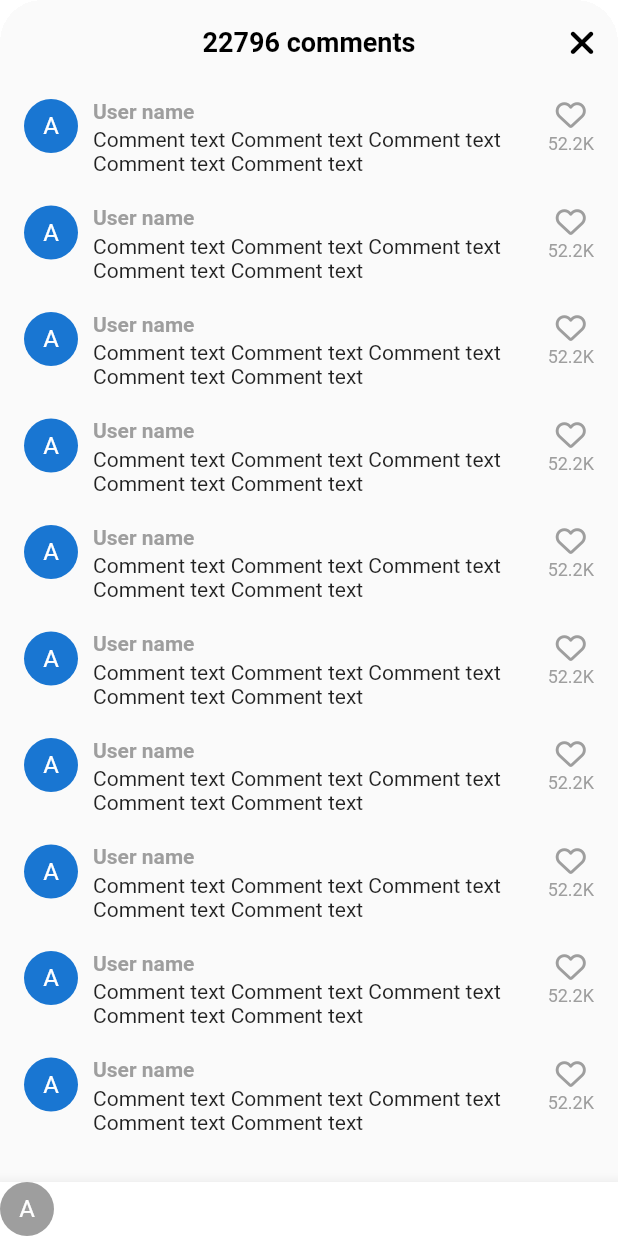
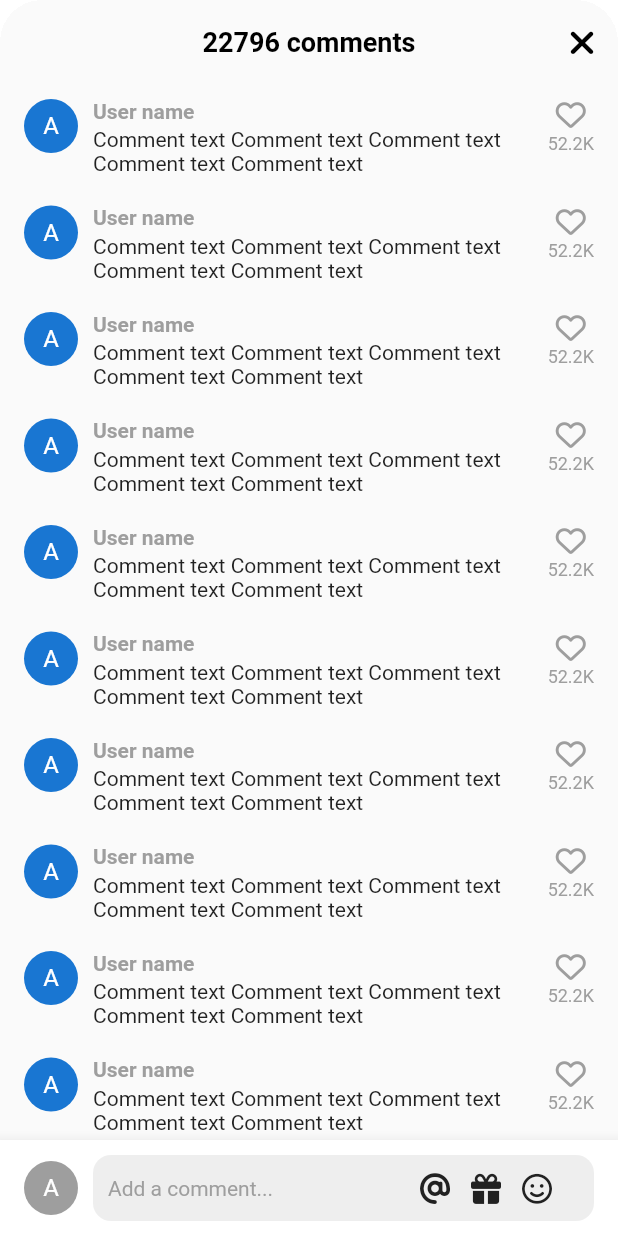
Before and after one commit to youksimgyu/tiktok, a Flutter app: the VideoComments screen opened directly, on a phone screen of 412 x 824 dp. Run offline on Flutter 3.47's test engine with Material 2 defaults, Android fonts, the phone set to English and light mode, and no system bars; our stand-ins replace font_awesome_flutter, video_player, visibility_detector; network calls fail.

```diff
--- a/lib/features/main_navigation/main_navigation_screen.dart
+++ b/lib/features/main_navigation/main_navigation_screen.dart
@@ -65,6 +65,8 @@ class _MainNavigationScreenState extends State<MainNavigationScreen>
   @override
   Widget build(BuildContext context) {
     return Scaffold(
+      // 키보드 열었을 때 화면이 위로 올라가는 것을 방지
+      resizeToAvoidBottomInset: false,
       backgroundColor: _selectedIndex == 0 ? Colors.black : Colors.white,
       body: Stack(
         children: [
--- a/lib/features/videos/widgets/video_comments.dart
+++ b/lib/features/videos/widgets/video_comments.dart
@@ -12,22 +12,49 @@ class VideoComments extends StatefulWidget {
 }
 
 class _VideoCommentsState extends State<VideoComments> {
-  bool _isLiked = false;
+  bool _isWriting = false;
+  bool _isFullScreen = false;
+  final List<Map<String, bool>> _isLikedList = List.generate(
+    10,
+    (index) => {'isLiked': false},
+  );
+
+  final ScrollController _scrollController = ScrollController();
 
   void _onClosePressed() {
     Navigator.of(context).pop();
   }
 
-  // 버튼 누르면 하트 색 바뀌게 빨간색 채워진 하트
-  void _onLikePressed() {
+  // 인덱스에 따른 좋아요 상태 변경
+  void _onLikePressed(int index) {
     setState(() {
-      _isLiked = !_isLiked;
+      _isLikedList[index]['isLiked'] = !_isLikedList[index]['isLiked']!;
+    });
+  }
+
+  void _onTextFiledPressed() {
+    setState(() {
+      _isFullScreen = true;
+      _isWriting = true;
+    });
+  }
+
+  // _stopWriting 누르면 포커스 해제
+  void _stopWriting() {
+    FocusScope.of(context).unfocus();
+    setState(() {
+      _isWriting = false;
     });
   }
 
   @override
   Widget build(BuildContext context) {
-    return Container(
+    final size = MediaQuery.of(context).size;
+
+    return AnimatedContainer(
+      duration: const Duration(milliseconds: 200),
+      curve: Curves.easeInOut,
+      height: _isFullScreen ? size.height * 1 : size.height * 0.7,
       clipBehavior: Clip.hardEdge,
       decoration: const BoxDecoration(
         // borderRadius 상단만 적용
@@ -48,7 +75,16 @@ class _VideoCommentsState extends State<VideoComments> {
             ),
           ],
         ),
-        body: ListView.separated(
+        body: GestureDetector(
+          onTap: _stopWriting,
+          child: Stack(
+            children: [
+              Scrollbar(
+                controller: _scrollController,
+                thickness: 5,
+                trackVisibility: true,
+                interactive: true,
+                child: ListView.separated(
                   padding: const EdgeInsets.symmetric(
                     horizontal: Sizes.size16,
                     vertical: Sizes.size10,
@@ -84,11 +120,11 @@ class _VideoCommentsState extends State<VideoComments> {
                       ),
                       Gaps.h10,
                       GestureDetector(
-                onTap: _onLikePressed,
+                        onTap: () => _onLikePressed(index),
                         child: Column(
                           crossAxisAlignment: CrossAxisAlignment.center,
                           children: [
-                    _isLiked
+                            _isLikedList[index]['isLiked']!
                                 ? FaIcon(
                                     // 누르면 빨간색 하트
                                     FontAwesomeIcons.solidHeart,
@@ -114,8 +150,17 @@ class _VideoCommentsState extends State<VideoComments> {
                     ],
                   ),
                 ),
-        bottomNavigationBar: BottomAppBar(
+              ),
+              Positioned(
+                width: size.width,
+                bottom: 0,
+                child: BottomAppBar(
                   color: Colors.white,
+                  child: Padding(
+                    padding: const EdgeInsets.symmetric(
+                      horizontal: Sizes.size16,
+                      vertical: Sizes.size10,
+                    ),
                     child: Row(
                       children: [
                         CircleAvatar(
@@ -124,6 +169,80 @@ class _VideoCommentsState extends State<VideoComments> {
                           foregroundColor: Colors.white,
                           child: const Text('A'),
                         ),
+                        Gaps.h10,
+                        Expanded(
+                          child: SizedBox(
+                            height: Sizes.size44,
+                            child: TextField(
+                              onTap: _onTextFiledPressed,
+                              textInputAction: TextInputAction.newline,
+                              expands: true,
+                              maxLines: null,
+                              minLines: null,
+                              decoration: InputDecoration(
+                                hintText: 'Add a comment...',
+                                hintStyle: TextStyle(
+                                  fontSize: Sizes.size14,
+                                  color: Colors.grey.shade500,
+                                ),
+                                border: OutlineInputBorder(
+                                  borderRadius: BorderRadius.circular(
+                                    Sizes.size12,
+                                  ),
+                                  borderSide: BorderSide.none,
+                                ),
+                                filled: true,
+                                fillColor: Colors.grey.shade200,
+                                contentPadding: const EdgeInsets.symmetric(
+                                  horizontal: Sizes.size10,
+                                ),
+                                suffixIcon: Padding(
+                                  padding: const EdgeInsets.only(
+                                    right: Sizes.size14,
+                                  ),
+                                  child: Row(
+                                    mainAxisSize: MainAxisSize.min,
+                                    children: [
+                                      FaIcon(
+                                        FontAwesomeIcons.at,
+                                        size: Sizes.size20,
+                                        color: Colors.grey.shade900,
+                                      ),
+                                      Gaps.h14,
+                                      FaIcon(
+                                        FontAwesomeIcons.gift,
+                                        size: Sizes.size20,
+                                        color: Colors.grey.shade900,
+                                      ),
+                                      Gaps.h14,
+                                      FaIcon(
+                                        FontAwesomeIcons.faceSmile,
+                                        size: Sizes.size20,
+                                        color: Colors.grey.shade900,
+                                      ),
+                                      Gaps.h14,
+                                      if (_isWriting)
+                                        GestureDetector(
+                                          onTap: _stopWriting,
+                                          child: FaIcon(
+                                            FontAwesomeIcons.circleArrowUp,
+                                            size: Sizes.size20,
+                                            color:
+                                                Theme.of(context).primaryColor,
+                                          ),
+                                        ),
+                                    ],
+                                  ),
+                                ),
+                              ),
+                            ),
+                          ),
+                        ),
+                      ],
+                    ),
+                  ),
+                ),
+              ),
             ],
           ),
         ),
--- a/lib/features/videos/widgets/video_post.dart
+++ b/lib/features/videos/widgets/video_post.dart
@@ -116,6 +116,8 @@ class _VideoPostState extends State<VideoPost>
   void _onCommentTap() async {
     // await 끝나는 시점은 댓글창이 닫히는 시점 (VideoComments)
     await showModalBottomSheet(
+      // 사이즈 변경 가능하도록 변경
+      isScrollControlled: true,
       // 투명색
       backgroundColor: Colors.transparent,
       context: context,
```
Lines whose indentation alone changed are shown as unchanged.
